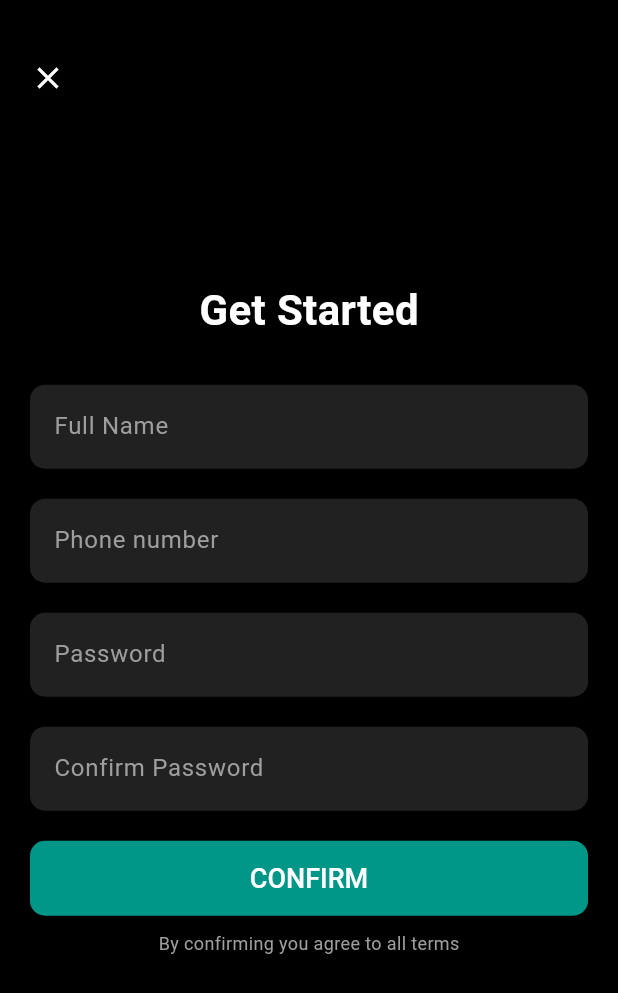
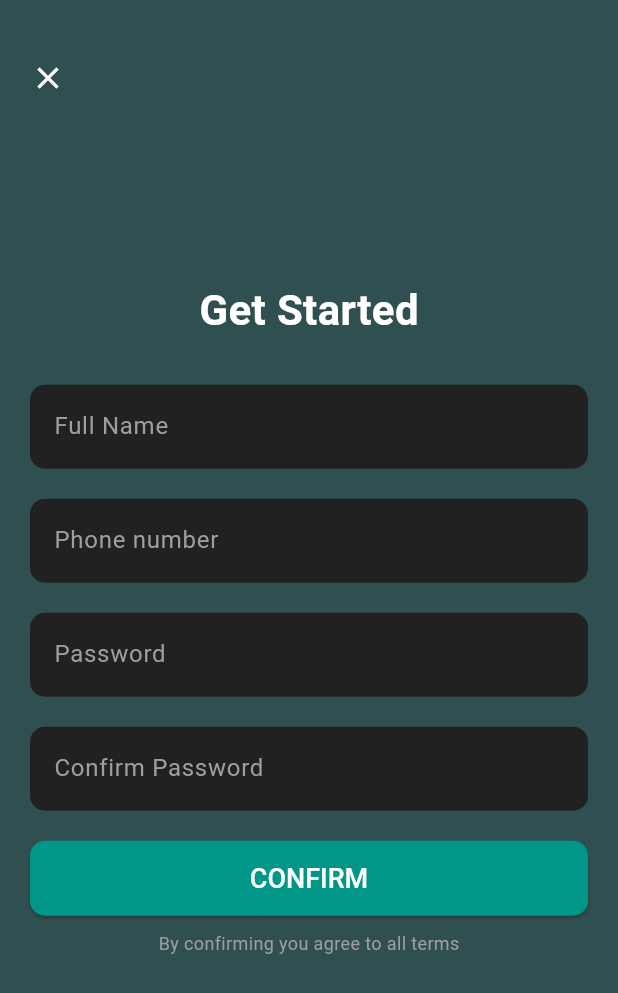
Before and after one commit to Bhetwalayush/Digital-Wallet-App-BuddyPay, a Flutter app: the screen it shows after launch, after a tap on "Skip", after a tap on "SIGN UP", on a phone screen of 412 x 824 dp. Shown: the top 993 px of the screen. Run offline on Flutter 3.47's test engine with Material 3 defaults, Android fonts, the phone set to English and light mode, and no system bars; Roboto replaces fonts that are missing (Montserrat Bold, Montserrat Regular).

Commit message:
Changing the theme

```diff
--- a/buddypay_digital_wallet/lib/app.dart
+++ b/buddypay_digital_wallet/lib/app.dart
@@ -1,7 +1,5 @@
 import 'package:buddypay_digital_wallet/core/app_theme/app_theme.dart';
-import 'package:buddypay_digital_wallet/view/login_view.dart';
-import 'package:buddypay_digital_wallet/view/onboarding_view.dart';
-import 'package:buddypay_digital_wallet/view/signup_view.dart';
+import 'package:buddypay_digital_wallet/routes/app_route.dart';
 import 'package:flutter/material.dart';
 
 class MyApp extends StatelessWidget {
@@ -13,12 +11,14 @@ class MyApp extends StatelessWidget {
       debugShowCheckedModeBanner: false,
       title: 'BuddyPay',
       theme: getApplicationTheme(),
-      initialRoute: '/',
-      routes: {
-        '/': (context) => const OnboardingView(),
-        '/login': (context) => const LoginView(),
-        '/signup': (context) => const SignupView(),
-      },
+      // initialRoute: '/',
+      // routes: {
+      //   '/': (context) => const OnboardingView(),
+      //   '/login': (context) => const LoginView(),
+      //   '/signup': (context) => const SignupView(),
+      // },
+      initialRoute: AppRoute.onboarding_view,
+      routes: AppRoute.getAppRoutes(),
     );
   }
 }
--- a/buddypay_digital_wallet/lib/view/landing_page.dart
+++ b/buddypay_digital_wallet/lib/view/landing_page.dart
@@ -1,14 +1,15 @@
 import 'package:flutter/material.dart';
+
 import 'login_view.dart';
 import 'signup_view.dart';
 
 class LandingPage extends StatelessWidget {
-  const LandingPage({Key? key}) : super(key: key);
+  const LandingPage({super.key});
 
   @override
   Widget build(BuildContext context) {
     return Scaffold(
-      backgroundColor: const Color(0xFF00C9A7), // Background color
+      // backgroundColor: const Color(0xFF00C9A7), // Background color
       body: SafeArea(
         child: Center(
           child: Padding(
@@ -20,8 +21,7 @@ class LandingPage extends StatelessWidget {
                   children: [
                     // App Icon
                     Image.asset(
-                      'assets/icon/logo.png', // Replace with your logo path
-                      height: 100,
+                      'assets/icon/logo.png',
                       width: 100,
                     ),
                     const SizedBox(height: 20),
@@ -59,8 +59,8 @@ class LandingPage extends StatelessWidget {
                         );
                       },
                       style: ElevatedButton.styleFrom(
-                        backgroundColor: Colors.white,
-                        foregroundColor: const Color(0xFF00C9A7),
+                        // backgroundColor: Colors.white,
+                        // foregroundColor: const Color(0xFF00C9A7),
                         shape: RoundedRectangleBorder(
                           borderRadius: BorderRadius.circular(10.0),
                         ),
@@ -79,8 +79,8 @@ class LandingPage extends StatelessWidget {
                         );
                       },
                       style: ElevatedButton.styleFrom(
-                        backgroundColor: const Color(0xFF00C9A7),
-                        foregroundColor: Colors.white,
+                        foregroundColor: const Color(0xFF00C9A7),
+                        backgroundColor: Colors.white,
                         shape: RoundedRectangleBorder(
                           borderRadius: BorderRadius.circular(10.0),
                           side: const BorderSide(color: Colors.white),
@@ -92,17 +92,17 @@ class LandingPage extends StatelessWidget {
                   ],
                 ),
                 // Footer Design
-                Column(
+                const Column(
                   children: [
-                    const SizedBox(height: 10),
-                    const Text(
+                    SizedBox(height: 10),
+                    Text(
                       'Designed for you',
                       style: TextStyle(
                         fontSize: 14,
                         color: Colors.white70,
                       ),
                     ),
-                    const SizedBox(height: 5),
+                    SizedBox(height: 5),
                     Icon(
                       Icons.favorite,
                       color: Colors.white70,
--- a/buddypay_digital_wallet/lib/view/login_view.dart
+++ b/buddypay_digital_wallet/lib/view/login_view.dart
@@ -51,7 +51,7 @@ class _LoginViewState extends State<LoginView> {
   @override
   Widget build(BuildContext context) {
     return Scaffold(
-      backgroundColor: Colors.black,
+      // backgroundColor: Colors.black,
       body: Stack(
         children: [
           Padding(
--- a/buddypay_digital_wallet/lib/view/onboarding_view.dart
+++ b/buddypay_digital_wallet/lib/view/onboarding_view.dart
@@ -2,7 +2,7 @@ import 'package:buddypay_digital_wallet/view/landing_page.dart';
 import 'package:flutter/material.dart';
 
 class OnboardingView extends StatefulWidget {
-  const OnboardingView({Key? key}) : super(key: key);
+  const OnboardingView({super.key});
 
   @override
   State<OnboardingView> createState() => _OnboardingViewState();
@@ -15,7 +15,8 @@ class _OnboardingViewState extends State<OnboardingView> {
   final List<Map<String, String>> _onboardingData = [
     {
       "title": "Send Money",
-      "description": "Send money with BuddyPay. Your payment buddy and partner.",
+      "description":
+          "Send money with BuddyPay. Your payment buddy and partner.",
     },
     {
       "title": "Receive Money",
@@ -23,7 +24,8 @@ class _OnboardingViewState extends State<OnboardingView> {
     },
     {
       "title": "Load Balance",
-      "description": "Easily load money to your BuddyPay wallet and get started.",
+      "description":
+          "Easily load money to your BuddyPay wallet and get started.",
     },
   ];
 
@@ -37,7 +39,7 @@ class _OnboardingViewState extends State<OnboardingView> {
   @override
   Widget build(BuildContext context) {
     return Scaffold(
-      backgroundColor: Colors.black,
+      // backgroundColor: Colors.black,
       body: Stack(
         children: [
           Column(
@@ -76,7 +78,9 @@ class _OnboardingViewState extends State<OnboardingView> {
                             ),
                           ),
                           const Spacer(),
-                          if (index == _onboardingData.length - 1) // Only show on last page
+                          if (index ==
+                              _onboardingData.length -
+                                  1) // Only show on last page
                             ElevatedButton(
                               onPressed: _goToLandingPage,
                               style: ElevatedButton.styleFrom(
--- a/buddypay_digital_wallet/lib/view/signup_view.dart
+++ b/buddypay_digital_wallet/lib/view/signup_view.dart
@@ -4,7 +4,7 @@ import 'package:flutter/material.dart';
 import '../viewmodels/signup_viewmodel.dart';
 
 class SignupView extends StatefulWidget {
-  const SignupView({Key? key}) : super(key: key);
+  const SignupView({super.key});
 
   @override
   State<SignupView> createState() => _SignupViewState();
@@ -63,7 +63,7 @@ class _SignupViewState extends State<SignupView> {
   @override
   Widget build(BuildContext context) {
     return Scaffold(
-      backgroundColor: Colors.black,
+      // backgroundColor: Colors.black,
       body: Stack(
         children: [
           Padding(
```
